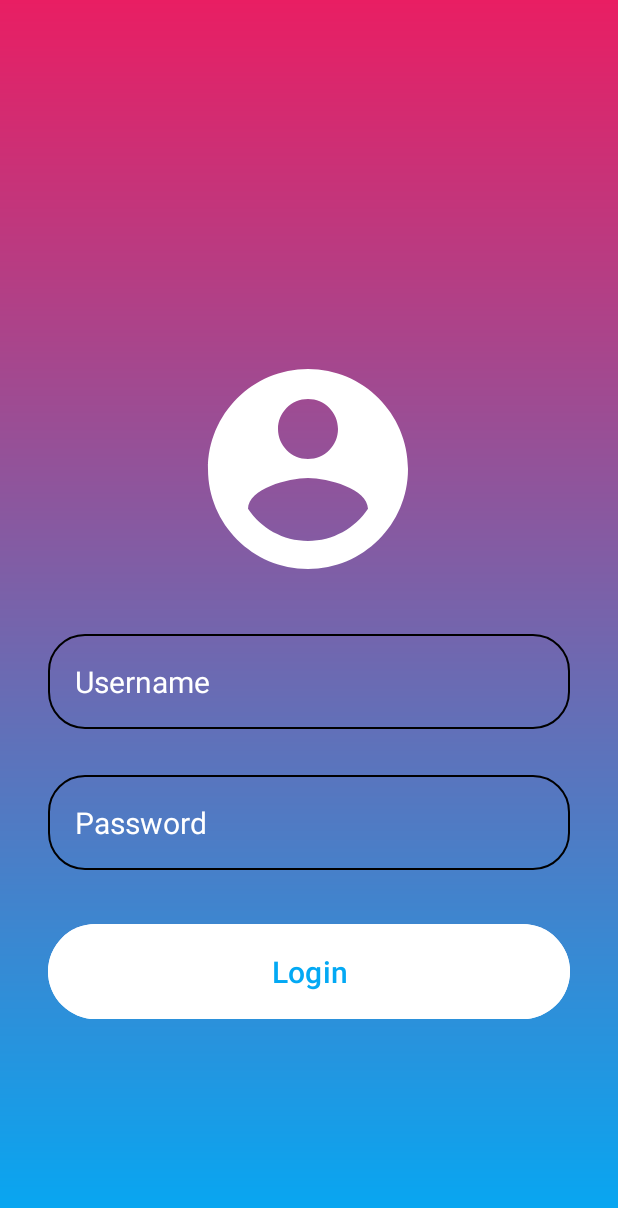
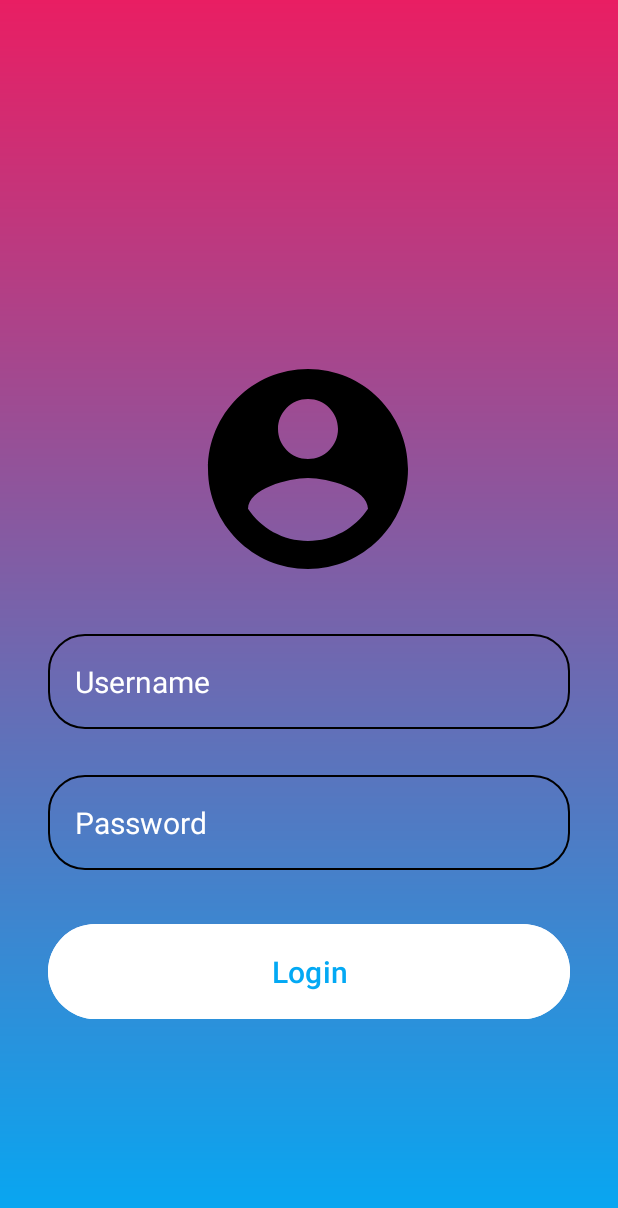
Before and after one commit to Ansia22/SessioneStudio, an Android app: the home screen opened directly, with no data from a screen before it, on a phone screen of 412 x 824 dp. Shown: the top 1208 px of the screen. Run offline under Robolectric (Android 15) with nearby library versions, the phone set to English and light mode, and no system bars.

Commit message:
Update icon_account.xml

```diff
--- a/app/src/main/res/drawable/icon_account.xml
+++ b/app/src/main/res/drawable/icon_account.xml
@@ -1,4 +1,4 @@
-<vector xmlns:android="http://schemas.android.com/apk/res/android" android:height="100dp" android:tint="#FFFFFF" android:viewportHeight="24" android:viewportWidth="24" android:width="100dp">
+<vector xmlns:android="http://schemas.android.com/apk/res/android" android:height="100dp" android:tint="#000000" android:viewportHeight="24" android:viewportWidth="24" android:width="100dp">
 
     <path android:fillColor="@android:color/white" android:pathData="M12,2C6.48,2 2,6.48 2,12s4.48,10 10,10 10,-4.48 10,-10S17.52,2 12,2zM12,5c1.66,0 3,1.34 3,3s-1.34,3 -3,3 -3,-1.34 -3,-3 1.34,-3 3,-3zM12,19.2c-2.5,0 -4.71,-1.28 -6,-3.22 0.03,-1.99 4,-3.08 6,-3.08 1.99,0 5.97,1.09 6,3.08 -1.29,1.94 -3.5,3.22 -6,3.22z"/>
 
```
